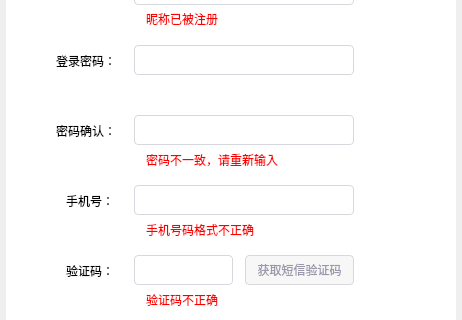
Above: registerdialog.ui from HustGw/CLLLLLLLSAFFFFFEWINN before the change; both pictures show x 0 to 462 and y 112 to 432 of the 462 by 550 pixel window. Below: the same form after it.
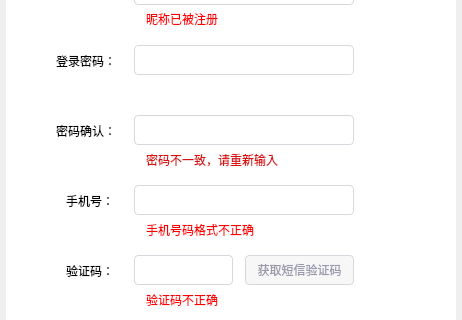
That is the form after the change. Icons and pictures are not drawn.

The edit to the form file:
```diff
--- a/registerdialog.ui
+++ b/registerdialog.ui
@@ -283,7 +283,7 @@
      </rect>
     </property>
     <property name="styleSheet">
-     <string notr="true">color:red;</string>
+     <string notr="true">color:#D91111;</string>
     </property>
     <property name="text">
      <string>密码不一致，请重新输入</string>
```
